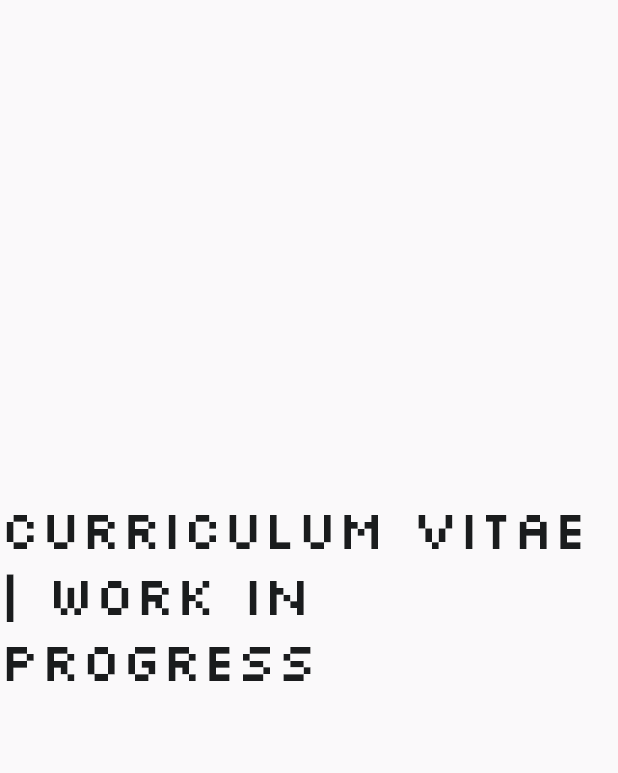
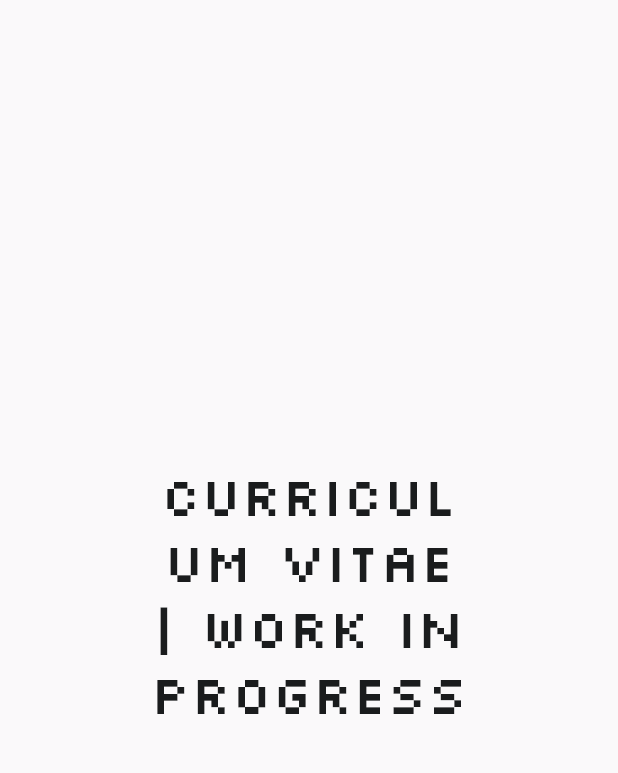
Before and after one commit to Alejandro-FA/Alejandro-FA.github.io, a Flutter app: the CVPage widget shown alone on an empty page, opened directly, on a phone screen of 412 x 824 dp, the part 66-839 px from its top. Run offline on Flutter 3.47's test engine with Material 3 defaults, Android fonts, the phone set to English and light mode, and no system bars; our stand-ins replace auto_route, flutter_svg.

Commit message:
Pad and center text. Change hover color of social media,

```diff
--- a/lib/pages/cv.dart
+++ b/lib/pages/cv.dart
@@ -16,10 +16,14 @@ class CVPage extends StatelessWidget {
       slivers: [
         SliverFillRemaining(
           hasScrollBody: true,
-          child: Center(
-            child: Text(
-              'Curriculum Vitae | Work in progress',
-              style: textTheme.displaySmall,
+          child: Padding(
+            padding: const EdgeInsets.all(100),
+            child: Center(
+              child: Text(
+                'Curriculum Vitae | Work in progress',
+                style: textTheme.displaySmall,
+                textAlign: TextAlign.center,
+              ),
             ),
           ),
         ),
--- a/lib/pages/projects.dart
+++ b/lib/pages/projects.dart
@@ -20,8 +20,11 @@ class ProjectsPage extends StatelessWidget {
       slivers: [
         SliverFillRemaining(
           hasScrollBody: true,
+          child: Padding(
+            padding: const EdgeInsets.all(100),
             child: Center(
               child: RichText(
+                textAlign: TextAlign.center,
                 text: TextSpan(
                   style: textTheme.displaySmall,
                   children: [
@@ -46,6 +49,7 @@ class ProjectsPage extends StatelessWidget {
               ),
             ),
           ),
+        ),
       ],
     );
   }
--- a/lib/pages/research.dart
+++ b/lib/pages/research.dart
@@ -20,8 +20,11 @@ class ResearchPage extends StatelessWidget {
       slivers: [
         SliverFillRemaining(
           hasScrollBody: true,
+          child: Padding(
+            padding: const EdgeInsets.all(100),
             child: Center(
               child: RichText(
+                textAlign: TextAlign.center,
                 text: TextSpan(
                   style: textTheme.displaySmall,
                   children: [
@@ -46,6 +49,7 @@ class ResearchPage extends StatelessWidget {
               ),
             ),
           ),
+        ),
       ],
     );
   }
```
Also changed, not shown: lib/pages/home.dart (+12 -6 lines), lib/widgets/base_page.dart (+8 -1 lines), lib/widgets/floating_rail.dart (+2 -7 lines). Lines whose indentation alone changed are shown as unchanged.
